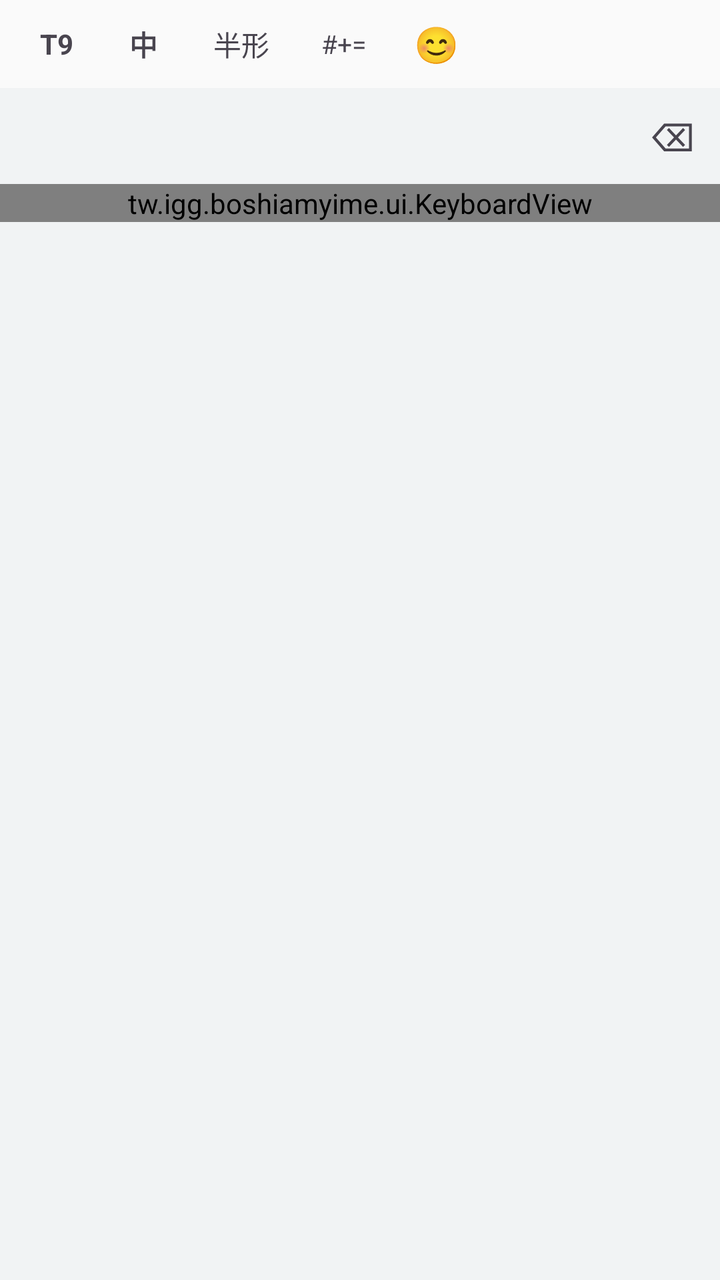
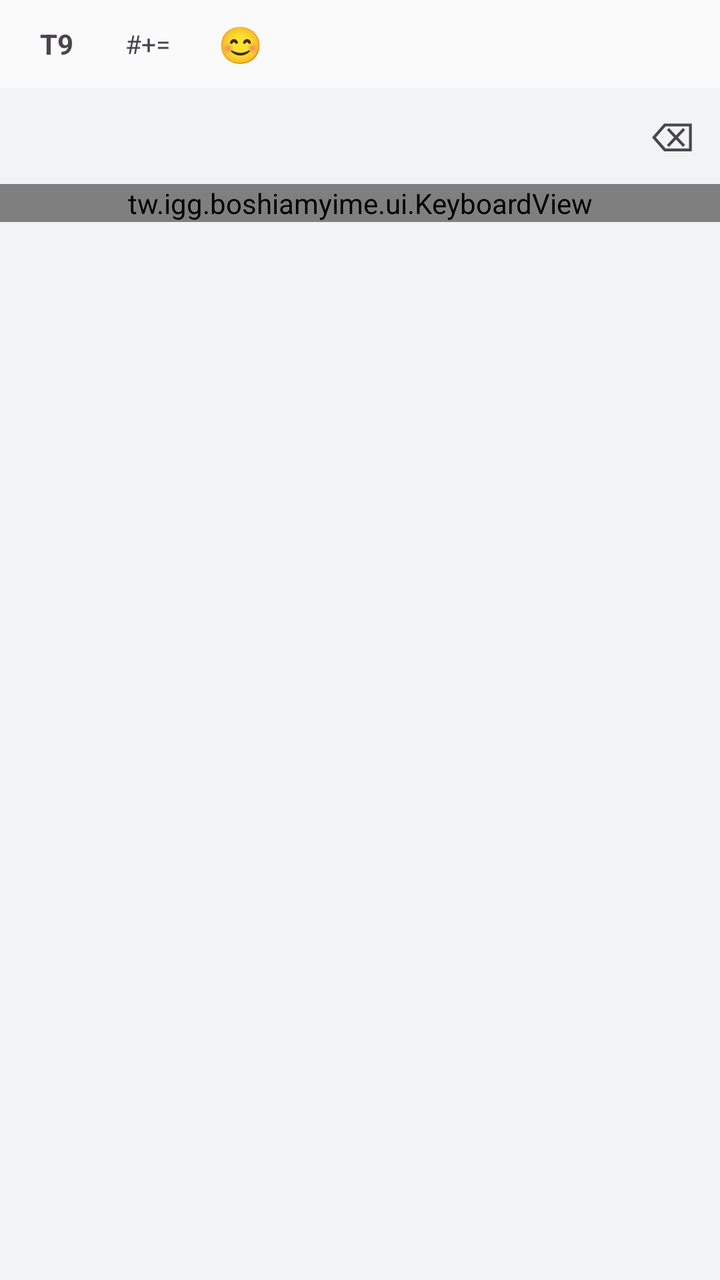

Screens rendered from an Android XML layout before and after an edit, with the pre-edit source and the edit as a unified diff.
<!-- AndroidManifest.xml: application theme Theme.BoshiamyIME -->
<!-- res/layout/keyboard_container.xml -->
<?xml version="1.0" encoding="utf-8"?>
<LinearLayout xmlns:android="http://schemas.android.com/apk/res/android"
    android:layout_width="match_parent"
    android:layout_height="wrap_content"
    android:orientation="vertical"
    android:background="@color/keyboard_background">

    <LinearLayout
        android:id="@+id/top_bar"
        android:layout_width="match_parent"
        android:layout_height="44dp"
        android:orientation="horizontal"
        android:gravity="center_vertical"
        android:paddingHorizontal="8dp"
        android:background="@color/keyboard_top_bar">

        <TextView
            android:id="@+id/btn_mode"
            android:layout_width="wrap_content"
            android:layout_height="36dp"
            android:text="T9"
            android:textSize="14sp"
            android:textStyle="bold"
            android:gravity="center"
            android:paddingHorizontal="12dp"
            android:layout_marginEnd="4dp"
            android:background="@drawable/key_ripple" />

        <TextView
            android:id="@+id/btn_chinese"
            android:layout_width="wrap_content"
            android:layout_height="36dp"
            android:text="中"
            android:textSize="14sp"
            android:textStyle="bold"
            android:gravity="center"
            android:paddingHorizontal="12dp"
            android:layout_marginEnd="4dp"
            android:background="@drawable/key_ripple" />

        <TextView
            android:id="@+id/btn_width"
            android:layout_width="wrap_content"
            android:layout_height="36dp"
            android:text="半形"
            android:textSize="14sp"
            android:gravity="center"
            android:paddingHorizontal="12dp"
            android:layout_marginEnd="4dp"
            android:background="@drawable/key_ripple" />

        
        <TextView
            android:id="@+id/btn_symbol"
            android:layout_width="wrap_content"
            android:layout_height="36dp"
            android:text="#+="
            android:textSize="13sp"
            android:gravity="center"
            android:paddingHorizontal="10dp"
            android:background="@drawable/key_ripple"
            android:layout_marginEnd="4dp" />

        
        <TextView
            android:id="@+id/btn_emoji"
            android:layout_width="wrap_content"
            android:layout_height="36dp"
            android:text="😊"
            android:textSize="18sp"
            android:gravity="center"
            android:paddingHorizontal="10dp"
            android:background="@drawable/key_ripple" />

        <View
            android:layout_width="0dp"
            android:layout_height="0dp"
            android:layout_weight="1" />
    </LinearLayout>

    
    <LinearLayout
        android:layout_width="match_parent"
        android:layout_height="wrap_content"
        android:orientation="horizontal"
        android:gravity="end|center_vertical">

        <tw.igg.boshiamyime.ui.CandidateBarView
            android:id="@+id/candidate_bar"
            android:layout_width="0dp"
            android:layout_height="48dp"
            android:layout_weight="1"
            android:visibility="gone" />

        <TextView
            android:id="@+id/btn_candidate_delete"
            android:layout_width="48dp"
            android:layout_height="48dp"
            android:text="⌫"
            android:textSize="20sp"
            android:gravity="center"
            android:background="@drawable/key_ripple" />
    </LinearLayout>

    <tw.igg.boshiamyime.ui.KeyboardView
        android:id="@+id/boshiamy_keyboard_view"
        android:layout_width="match_parent"
        android:layout_height="wrap_content" />

</LinearLayout>
<!-- resources referenced by this layout -->
<resources>
  <color name="keyboard_background">#FFF1F3F4</color>
  <color name="keyboard_top_bar">#FFFAFAFA</color>
  <!-- drawable key_ripple (drawable) -->
  <?xml version="1.0" encoding="utf-8"?>
  <ripple xmlns:android="http://schemas.android.com/apk/res/android"
      android:drawable="@drawable/key_background">
      <item android:id="@android:id/mask">
          <shape android:shape="rectangle">
              <corners android:radius="8dp" />
              <solid android:color="@android:color/white" />
          </shape>
      </item>
  </ripple>
  <style name="Theme.BoshiamyIME" parent="Theme.Material3.DayNight.NoActionBar">
          <item name="colorPrimary">@color/primary</item>
          <item name="colorPrimaryContainer">@color/primary_container</item>
          <item name="colorOnPrimary">@color/on_primary</item>
          <item name="android:statusBarColor">@color/status_bar</item>
      </style>
  <!-- drawable key_background (drawable) -->
  <?xml version="1.0" encoding="utf-8"?>
  <shape xmlns:android="http://schemas.android.com/apk/res/android"
      android:shape="rectangle">
      <corners android:radius="8dp" />
      <solid android:color="@color/key_background" />
  </shape>
  <color name="primary">#FF1A73E8</color>
  <color name="primary_container">#FFD3E3FD</color>
  <color name="on_primary">#FFFFFFFF</color>
  <color name="status_bar">#FF1557B0</color>
  <color name="key_background">#FFE8EAED</color>
</resources>

<!-- the commit's change to res/layout/keyboard_container.xml (unified diff, before → after) -->
@@ -21,29 +21,6 @@
             android:text="T9"
             android:textSize="14sp"
             android:textStyle="bold"
-            android:gravity="center"
-            android:paddingHorizontal="12dp"
-            android:layout_marginEnd="4dp"
-            android:background="@drawable/key_ripple" />
-
-        <TextView
-            android:id="@+id/btn_chinese"
-            android:layout_width="wrap_content"
-            android:layout_height="36dp"
-            android:text="中"
-            android:textSize="14sp"
-            android:textStyle="bold"
-            android:gravity="center"
-            android:paddingHorizontal="12dp"
-            android:layout_marginEnd="4dp"
-            android:background="@drawable/key_ripple" />
-
-        <TextView
-            android:id="@+id/btn_width"
-            android:layout_width="wrap_content"
-            android:layout_height="36dp"
-            android:text="半形"
-            android:textSize="14sp"
             android:gravity="center"
             android:paddingHorizontal="12dp"
             android:layout_marginEnd="4dp"
